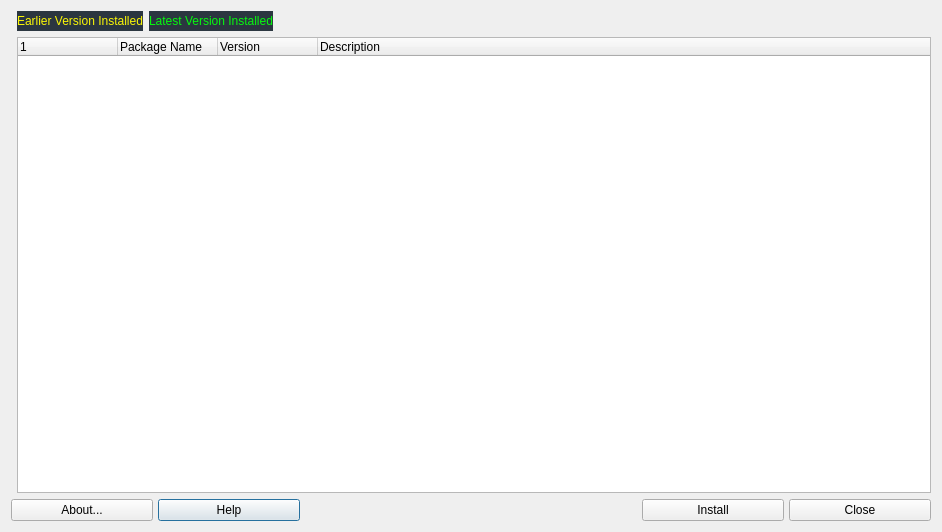
Above: mainwindow.ui from MX-Linux/mx-test-installer before the change. Below: the same form after it.
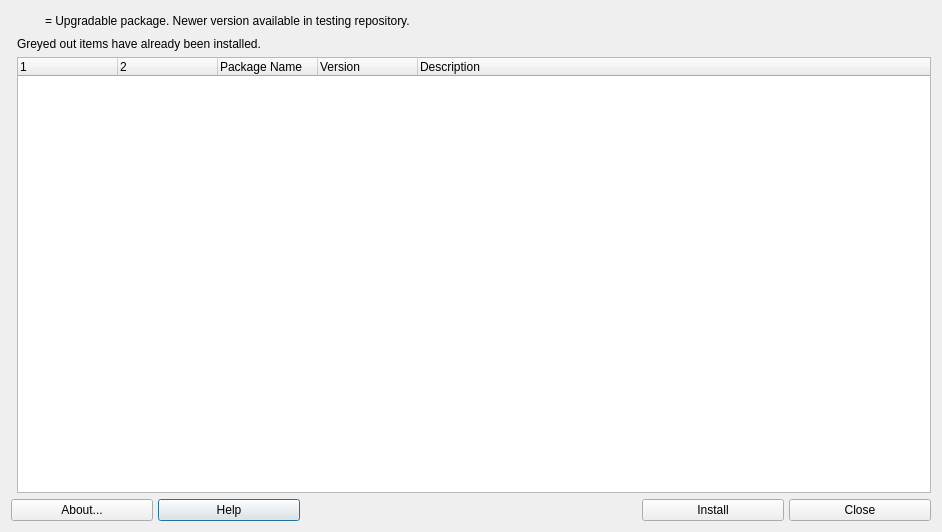
That is the form after the change. Icons and pictures are not drawn.

Diff of the .ui file:
```diff
--- a/mainwindow.ui
+++ b/mainwindow.ui
@@ -21,10 +21,10 @@
   <property name="styleSheet">
    <string notr="true"/>
   </property>
-  <layout class="QVBoxLayout" name="verticalLayout">
-   <item>
+  <layout class="QGridLayout" name="gridLayout_3">
+   <item row="0" column="0">
     <layout class="QGridLayout" name="gridLayout">
-     <item row="1" column="3">
+     <item row="1" column="5">
       <spacer name="horizontalSpacer">
        <property name="orientation">
         <enum>Qt::Horizontal</enum>
@@ -37,18 +37,7 @@
        </property>
       </spacer>
      </item>
-     <item row="1" column="2">
-      <widget class="QLabel" name="label_2">
-       <property name="styleSheet">
-        <string notr="true">color: rgb(6, 248, 14);
-background-color: rgb(43, 54, 64);</string>
-       </property>
-       <property name="text">
-        <string>Latest Version Installed</string>
-       </property>
-      </widget>
-     </item>
-     <item row="3" column="0" colspan="4">
+     <item row="4" column="0" colspan="6">
       <layout class="QGridLayout" name="buttonBar" columnstretch="0,0,0,0,0,0,0,0">
        <property name="sizeConstraint">
         <enum>QLayout::SetDefaultConstraint</enum>
@@ -216,24 +205,18 @@
        </item>
       </layout>
      </item>
-     <item row="1" column="1">
-      <widget class="QLabel" name="label">
-       <property name="styleSheet">
-        <string notr="true">color: rgb(251, 247, 5);
-background-color: rgb(43, 54, 64);</string>
-       </property>
-       <property name="text">
-        <string>Earlier Version Installed</string>
-       </property>
-      </widget>
-     </item>
-     <item row="2" column="1" colspan="3">
+     <item row="3" column="1" colspan="5">
       <widget class="QTreeWidget" name="treeWidget">
        <column>
         <property name="text">
          <string notr="true"/>
         </property>
        </column>
+       <column>
+        <property name="text">
+         <string/>
+        </property>
+       </column>
        <column>
         <property name="text">
          <string>Package Name</string>
@@ -251,6 +234,42 @@
        </column>
       </widget>
      </item>
+     <item row="1" column="3">
+      <widget class="QLabel" name="label">
+       <property name="text">
+        <string>&lt;html&gt;&lt;head/&gt;&lt;body&gt;&lt;p&gt;= Upgradable package. Newer version available in testing repository.</string>
+       </property>
+       <property name="wordWrap">
+        <bool>false</bool>
+       </property>
+      </widget>
+     </item>
+     <item row="1" column="1">
+      <widget class="QLabel" name="Icon">
+       <property name="minimumSize">
+        <size>
+         <width>16</width>
+         <height>16</height>
+        </size>
+       </property>
+       <property name="pixmap">
+        <pixmap>../../../../../../../../usr/share/icons/gnome/16x16/status/software-update-available.png</pixmap>
+       </property>
+       <property name="scaledContents">
+        <bool>false</bool>
+       </property>
+       <property name="wordWrap">
+        <bool>false</bool>
+       </property>
+      </widget>
+     </item>
+     <item row="2" column="1" colspan="3">
+      <widget class="QLabel" name="label_2">
+       <property name="text">
+        <string>Greyed out items have already been installed.</string>
+       </property>
+      </widget>
+     </item>
     </layout>
    </item>
   </layout>
```
